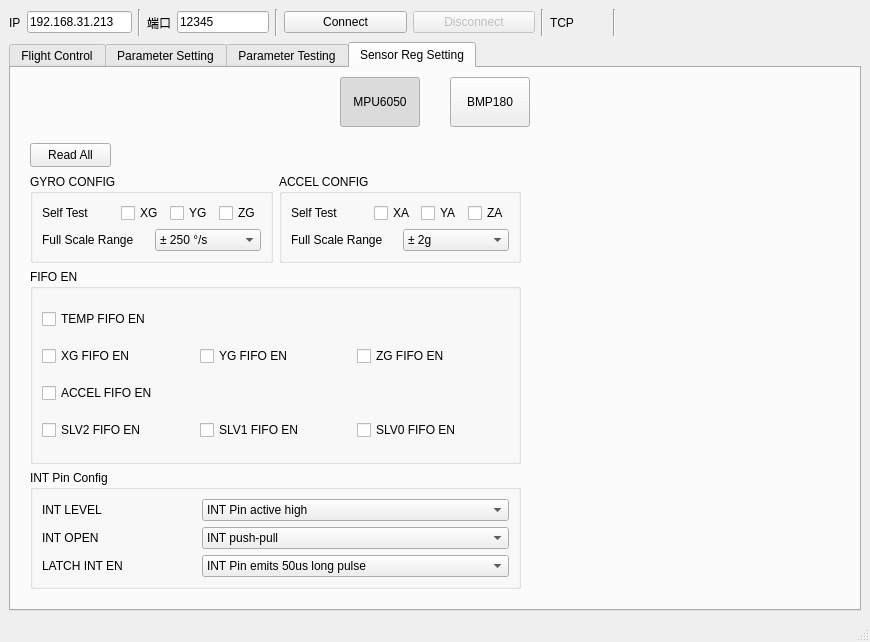
Qt form SkyPulseUAV_GroundStation/SYSTEM/mainwindow.ui (Tony-Btian/SkyPulseUAV) before a commit.
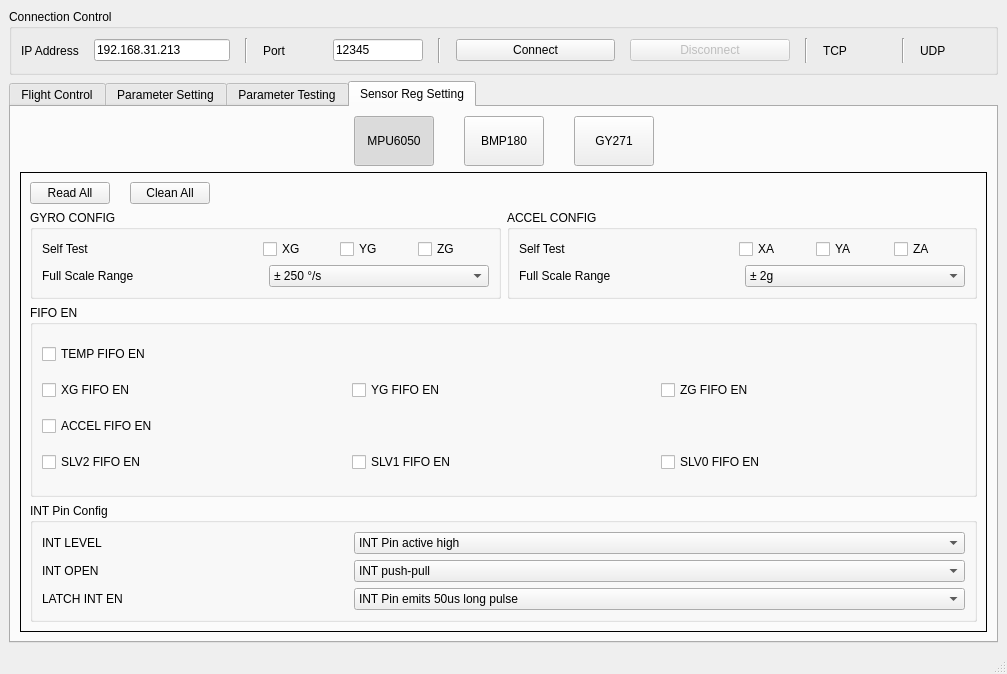
The same form after that commit. The open tabs and pages were chosen to show the change. Icons and pictures are not drawn. Custom widgets are drawn as their Qt base class.

```diff
--- a/SkyPulseUAV_GroundStation/SYSTEM/mainwindow.ui
+++ b/SkyPulseUAV_GroundStation/SYSTEM/mainwindow.ui
@@ -6,8 +6,8 @@
    <rect>
     <x>0</x>
     <y>0</y>
-    <width>870</width>
-    <height>642</height>
+    <width>1007</width>
+    <height>674</height>
    </rect>
   </property>
   <property name="windowTitle">
@@ -16,18 +16,40 @@
   <widget class="QWidget" name="centralwidget">
    <layout class="QVBoxLayout" name="verticalLayout_7">
     <item>
-     <layout class="QHBoxLayout" name="horizontalLayout_12" stretch="1,0,1,0,1,1,0,0,0,0,2">
+     <widget class="QGroupBox" name="groupbox_Connection_Control">
+      <property name="title">
+       <string>Connection Control</string>
+      </property>
+      <property name="flat">
+       <bool>true</bool>
+      </property>
+      <layout class="QHBoxLayout" name="horizontalLayout_12" stretch="1,0,1,0,1,1,0,0,0,0,0,0">
+       <property name="spacing">
+        <number>15</number>
+       </property>
       <item>
-       <layout class="QHBoxLayout" name="horizontalLayout_3" stretch="0,1">
+        <layout class="QHBoxLayout" name="horizontalLayout_3" stretch="1,1">
         <item>
          <widget class="QLabel" name="label_Network_IPAddr">
           <property name="text">
-           <string>IP</string>
+            <string>IP Address</string>
           </property>
          </widget>
         </item>
         <item>
          <widget class="QLineEdit" name="lineEdit_Network_IPAddr">
+           <property name="sizePolicy">
+            <sizepolicy hsizetype="Preferred" vsizetype="Fixed">
+             <horstretch>0</horstretch>
+             <verstretch>0</verstretch>
+            </sizepolicy>
+           </property>
+           <property name="minimumSize">
+            <size>
+             <width>136</width>
+             <height>0</height>
+            </size>
+           </property>
           <property name="text">
            <string>192.168.31.213</string>
           </property>
@@ -43,16 +65,28 @@
        </widget>
       </item>
       <item>
-       <layout class="QHBoxLayout" name="horizontalLayout_4" stretch="0,1">
+        <layout class="QHBoxLayout" name="horizontalLayout_4" stretch="1,1">
         <item>
          <widget class="QLabel" name="label_Network_Port">
           <property name="text">
-           <string>端口</string>
+            <string>Port</string>
           </property>
          </widget>
         </item>
         <item>
          <widget class="QLineEdit" name="lineEdit_Network_Port">
+           <property name="sizePolicy">
+            <sizepolicy hsizetype="Preferred" vsizetype="Fixed">
+             <horstretch>0</horstretch>
+             <verstretch>0</verstretch>
+            </sizepolicy>
+           </property>
+           <property name="minimumSize">
+            <size>
+             <width>90</width>
+             <height>0</height>
+            </size>
+           </property>
           <property name="text">
            <string>12345</string>
           </property>
@@ -102,14 +136,14 @@
        <widget class="QLabel" name="label_2">
         <property name="minimumSize">
          <size>
-          <width>27</width>
-          <height>27</height>
+           <width>25</width>
+           <height>25</height>
          </size>
         </property>
         <property name="maximumSize">
          <size>
-          <width>27</width>
-          <height>27</height>
+           <width>25</width>
+           <height>25</height>
          </size>
         </property>
         <property name="text">
@@ -125,19 +159,39 @@
        </widget>
       </item>
       <item>
-       <spacer name="horizontalSpacer_5">
-        <property name="orientation">
-         <enum>Qt::Horizontal</enum>
-        </property>
-        <property name="sizeHint" stdset="0">
+        <widget class="QLabel" name="label_UDP_Connection">
+         <property name="text">
+          <string>UDP</string>
+         </property>
+        </widget>
+       </item>
+       <item>
+        <widget class="QLabel" name="icon_UDP_Connection">
+         <property name="minimumSize">
          <size>
-          <width>40</width>
-          <height>20</height>
-         </size>
-        </property>
-       </spacer>
-      </item>
-     </layout>
+           <width>25</width>
+           <height>25</height>
+          </size>
+         </property>
+         <property name="maximumSize">
+          <size>
+           <width>25</width>
+           <height>25</height>
+          </size>
+         </property>
+         <property name="text">
+          <string/>
+         </property>
+         <property name="pixmap">
+          <pixmap resource="../resource.qrc">:/qrc/icon/no.png</pixmap>
+         </property>
+         <property name="scaledContents">
+          <bool>true</bool>
+         </property>
+        </widget>
+       </item>
+      </layout>
+     </widget>
     </item>
     <item>
      <widget class="QTabWidget" name="tabWidget_PanelMain">
@@ -1084,6 +1138,25 @@
             </property>
            </widget>
           </item>
+          <item>
+           <widget class="QToolButton" name="toolButton_GY271_REG_CONFIG">
+            <property name="minimumSize">
+             <size>
+              <width>80</width>
+              <height>50</height>
+             </size>
+            </property>
+            <property name="text">
+             <string>GY271</string>
+            </property>
+            <property name="checkable">
+             <bool>true</bool>
+            </property>
+            <property name="autoExclusive">
+             <bool>true</bool>
+            </property>
+           </widget>
+          </item>
           <item>
            <spacer name="horizontalSpacer_6">
             <property name="orientation">
@@ -1101,32 +1174,52 @@
         </item>
         <item>
          <widget class="QStackedWidget" name="stackedWidget_REG_CONFIG">
+          <property name="frameShape">
+           <enum>QFrame::Box</enum>
+          </property>
+          <property name="frameShadow">
+           <enum>QFrame::Plain</enum>
+          </property>
           <property name="currentIndex">
            <number>0</number>
           </property>
           <widget class="QWidget" name="MPU6050_Page">
-           <widget class="QToolButton" name="toolButton_REG_READ_ALL">
-            <property name="geometry">
-             <rect>
-              <x>10</x>
-              <y>10</y>
-              <width>81</width>
-              <height>24</height>
-             </rect>
-            </property>
+           <layout class="QVBoxLayout" name="verticalLayout_15">
+            <item>
+             <layout class="QHBoxLayout" name="horizontalLayout_24">
+              <property name="spacing">
+               <number>20</number>
+              </property>
+              <item>
+               <widget class="QPushButton" name="pushButton_REG_READ_ALL_MPU6050">
             <property name="text">
              <string>Read All</string>
             </property>
            </widget>
-           <widget class="QWidget" name="layoutWidget">
-            <property name="geometry">
-             <rect>
-              <x>10</x>
-              <y>41</y>
-              <width>491</width>
-              <height>415</height>
-             </rect>
-            </property>
+              </item>
+              <item>
+               <widget class="QPushButton" name="pushButton">
+                <property name="text">
+                 <string>Clean All</string>
+                </property>
+               </widget>
+              </item>
+              <item>
+               <spacer name="horizontalSpacer_8">
+                <property name="orientation">
+                 <enum>Qt::Horizontal</enum>
+                </property>
+                <property name="sizeHint" stdset="0">
+                 <size>
+                  <width>40</width>
+                  <height>20</height>
+                 </size>
+                </property>
+               </spacer>
+              </item>
+             </layout>
+            </item>
+            <item>
             <layout class="QVBoxLayout" name="verticalLayout_14">
              <item>
               <layout class="QHBoxLayout" name="horizontalLayout_20">
@@ -1446,7 +1539,8 @@
               </widget>
              </item>
             </layout>
-           </widget>
+            </item>
+           </layout>
           </widget>
           <widget class="QWidget" name="BMP180_Page">
            <widget class="QPushButton" name="pushButton_REG_READ_ALL_BMP180">
```
Left out of the diff: 58 changed lines with no effect on the pictures. Lines whose indentation alone changed are shown as unchanged.
